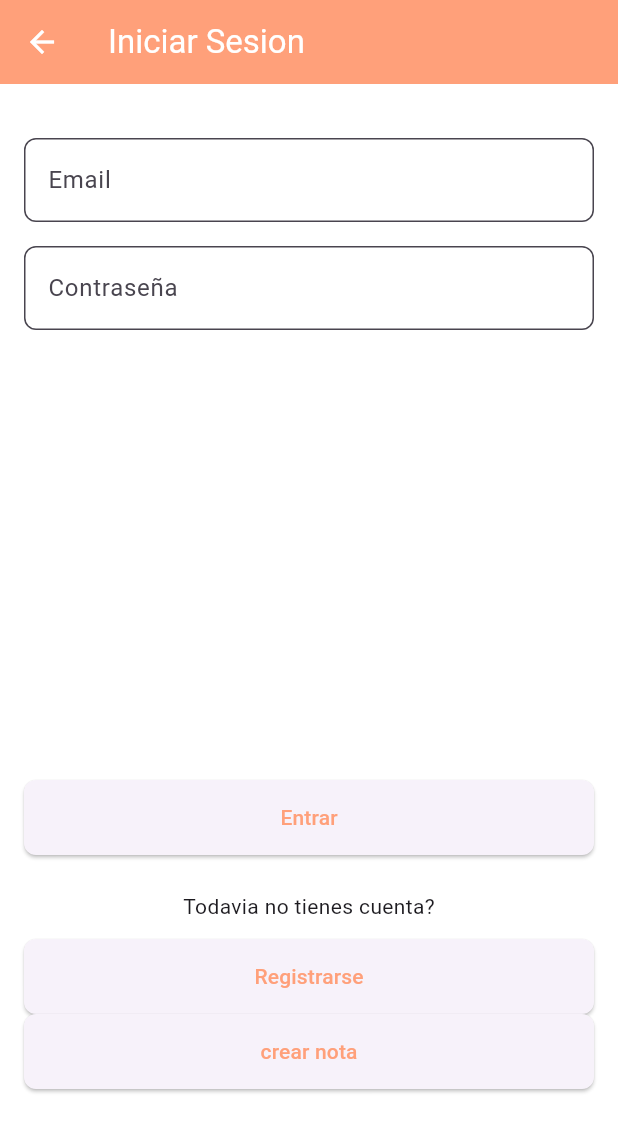
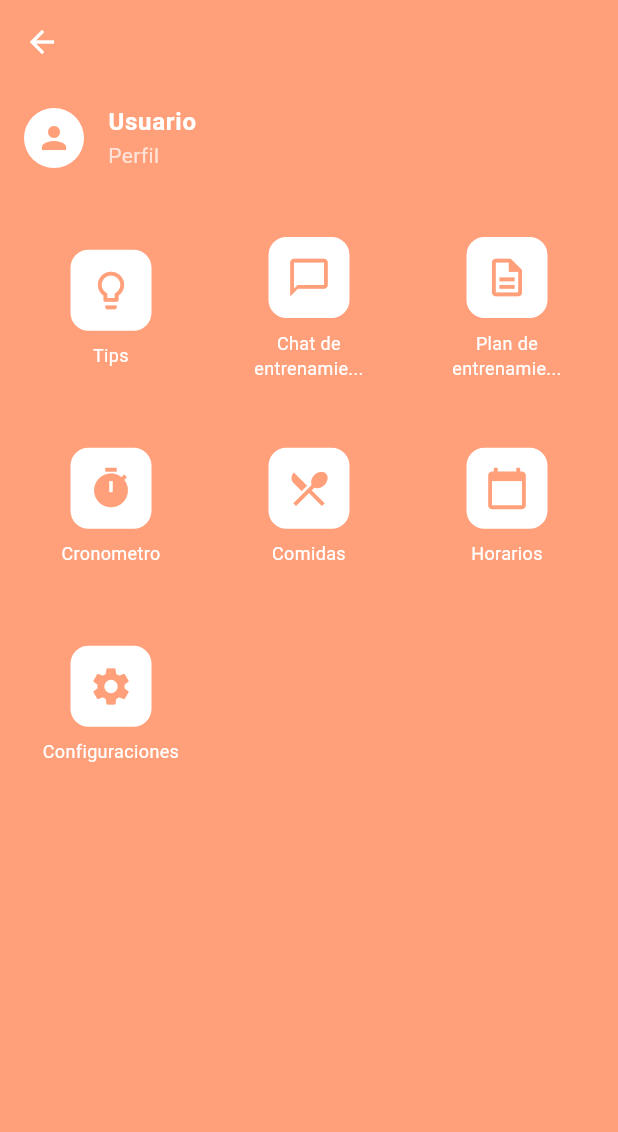
Before and after one commit to EdgarAllan07/fit-plan, a Flutter app: the screen it shows after launch, on a phone screen of 412 x 824 dp. Shown: the top 1132 px of the screen. Run offline on Flutter 3.47's test engine with Material 3 defaults, Android fonts, the phone set to English and light mode, and no system bars.

Commit message:
Creando prototipo de menu para la aplicacion

```diff
--- a/lib/main.dart
+++ b/lib/main.dart
@@ -1,5 +1,6 @@
 import 'package:flutter/material.dart';
-import 'paginas/login.dart';
+
+import 'paginas/menu.dart';
 
 void main() {
   runApp(MyApp());
@@ -13,7 +14,7 @@ class MyApp extends StatelessWidget {
       theme: ThemeData(
         primarySwatch: Colors.blue,
       ),
-      home: Login(),
+      home: Menu(),
     );
   }
 }
--- /dev/null
+++ b/lib/paginas/menu.dart
@@ -0,0 +1,92 @@
+import 'package:flutter/material.dart';
+
+class Menu extends StatelessWidget {
+  @override
+  Widget build(BuildContext context) {
+    return Scaffold(
+      backgroundColor: Color(0xFFFFA07A), // Light Salmon color
+      appBar: AppBar(
+        backgroundColor: Colors.transparent,
+        elevation: 0,
+        leading: IconButton(
+          icon: Icon(Icons.arrow_back, color: Colors.white),
+          onPressed: () => Navigator.of(context).pop(),
+        ),
+      ),
+      body: Column(
+        children: [
+          _buildUserProfile(),
+          SizedBox(height: 20),
+          Expanded(child: _buildMenuGrid()),
+        ],
+      ),
+    );
+  }
+
+  Widget _buildUserProfile() {
+    return ListTile(
+      leading: CircleAvatar(
+        backgroundColor: Colors.white,
+        child: Icon(Icons.person, color: Color(0xFFFFA07A)),
+      ),
+      title: Text(
+        'Usuario',
+        style: TextStyle(color: Colors.white, fontWeight: FontWeight.bold),
+      ),
+      subtitle: Text(
+        'Perfil',
+        style: TextStyle(color: Colors.white70),
+      ),
+    );
+  }
+
+  Widget _buildMenuGrid() {
+    final menuItems = [
+      {'icon': Icons.lightbulb_outline, 'label': 'Tips'},
+      {'icon': Icons.chat_bubble_outline, 'label': 'Chat de entrenamie...'},
+      {'icon': Icons.description_outlined, 'label': 'Plan de entrenamie...'},
+      {'icon': Icons.timer, 'label': 'Cronometro'},
+      {'icon': Icons.restaurant_menu, 'label': 'Comidas'},
+      {'icon': Icons.calendar_today, 'label': 'Horarios'},
+      {'icon': Icons.settings, 'label': 'Configuraciones'},
+    ];
+
+    return GridView.builder(
+      padding: EdgeInsets.symmetric(horizontal: 16),
+      gridDelegate: SliverGridDelegateWithFixedCrossAxisCount(
+        crossAxisCount: 3,
+        childAspectRatio: 1,
+        crossAxisSpacing: 16,
+        mainAxisSpacing: 16,
+      ),
+      itemCount: menuItems.length,
+      itemBuilder: (context, index) {
+        return _buildMenuItem(menuItems[index]['icon'] as IconData, menuItems[index]['label'] as String);
+      },
+    );
+  }
+
+  Widget _buildMenuItem(IconData icon, String label) {
+    return Column(
+      mainAxisAlignment: MainAxisAlignment.center,
+      children: [
+        Container(
+          padding: EdgeInsets.all(12),
+          decoration: BoxDecoration(
+            color: Colors.white,
+            borderRadius: BorderRadius.circular(12),
+          ),
+          child: Icon(icon, size: 30, color: Color(0xFFFFA07A)),
+        ),
+        SizedBox(height: 8),
+        Text(
+          label,
+          textAlign: TextAlign.center,
+          style: TextStyle(color: Colors.white, fontSize: 12),
+          maxLines: 2,
+          overflow: TextOverflow.ellipsis,
+        ),
+      ],
+    );
+  }
+}
```
Also changed, not shown: pubspec.lock.
